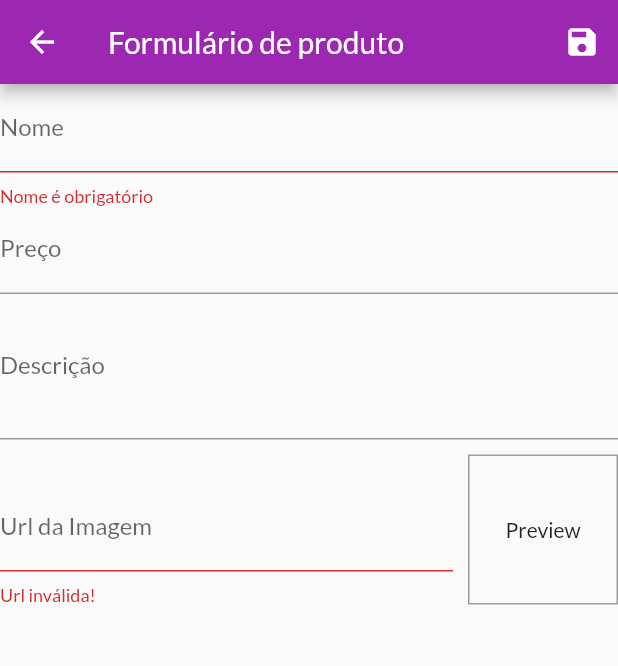
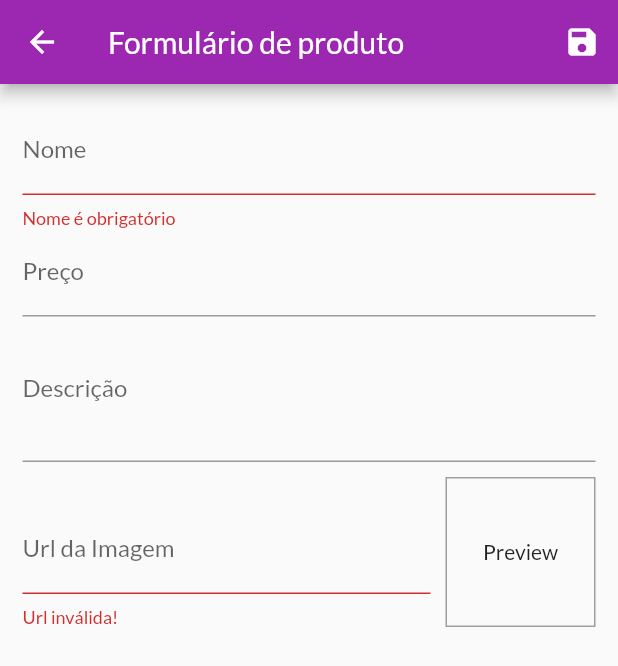
Before and after one commit to maurisones/shop, a Flutter app: the ProductFormPage screen opened by its route, after a tap on the "save" icon, on a phone screen of 412 x 824 dp. Shown: the top 666 px of the screen. Run offline on Flutter 3.47's test engine with Material 2 defaults, Android fonts, the phone set to English and light mode, and no system bars; network calls fail.

```diff
--- a/lib/components/product_item.dart
+++ b/lib/components/product_item.dart
@@ -48,13 +48,13 @@ class ProductItem extends StatelessWidget {
                         onPressed: () {
                           Navigator.of(context).pop(false);
                         },
-                        child: Text('Não'),
+                        child: const Text('Não'),
                       ),
                       TextButton(
                         onPressed: () {
                           Navigator.of(context).pop(true);
                         },
-                        child: Text('Sim'),
+                        child: const Text('Sim'),
                       ),
                     ],
                   ),
--- a/lib/pages/product_form_page.dart
+++ b/lib/pages/product_form_page.dart
@@ -20,7 +20,10 @@ class _ProductFormPageState extends State<ProductFormPage> {
   // globalkey associado ao formulário
   final _formKey = GlobalKey<FormState>();
 
-  final formData = Map<String, Object>();
+  // mapa usado para manter os dados dos campos do formulario
+  final _formData = Map<String, Object>();
+
+  bool _isLoading = false;
 
   // metodo associado com a submissão do formulário no botão save do appbar e no
   // onFieldSubmitted do campo imageUrl, quando o form for submetido, o método
@@ -35,37 +38,60 @@ class _ProductFormPageState extends State<ProductFormPage> {
 
     //print('submit');
     _formKey.currentState?.save();
-    print(formData.toString());
+    print(_formData.toString());
+
+    setState(() => _isLoading = true);
 
     // definido o id (novo ou edição)
-    bool hasId = formData.containsKey('id');
+    bool hasId = _formData.containsKey('id');
 
     Product product = Product(
-      id: hasId ? formData['id']!.toString() : Random().nextDouble().toString(),
-      name: formData['name'] as String,
-      description: formData['description'] as String,
-      price: formData['price'] as double,
-      imageUrl: formData['imageUrl'] as String,
+      id: hasId
+          ? _formData['id']!.toString()
+          : Random().nextDouble().toString(),
+      name: _formData['name'] as String,
+      description: _formData['description'] as String,
+      price: _formData['price'] as double,
+      imageUrl: _formData['imageUrl'] as String,
     );
 
-    Provider.of<ProductList>(context, listen: false).addProduct(product);
+    Provider.of<ProductList>(context, listen: false)
+        .addProduct(product)
+        .catchError((error) {
+      return showDialog<void>(
+        context: context,
+        builder: (context) => AlertDialog(
+          title: Text('Ocorreu um erro!'),
+          content: Text(error.toString()),
+          actions: [
+            TextButton(
+              onPressed: () => Navigator.of(context).pop(),
+              child: Text('OK'),
+            )
+          ],
+        ),
+      );
+    }).then((value) {
+      setState(() => _isLoading = false);
       Navigator.of(context).pop();
+    });
   }
 
   // para pegar o produto a ser editado, depende de setar o initialvalue de cada campo se
   // não utilizar controller
+  @override
   void didChangeDependencies() {
     super.didChangeDependencies();
-    if (formData.isEmpty) {
+    if (_formData.isEmpty) {
       final arg = ModalRoute.of(context)?.settings.arguments;
 
       if (arg != null) {
         final product = arg as Product;
-        formData['id'] = product.id;
-        formData['name'] = product.name;
-        formData['price'] = product.price;
-        formData['description'] = product.description;
-        formData['imageUrl'] = product.imageUrl;
+        _formData['id'] = product.id;
+        _formData['name'] = product.name;
+        _formData['price'] = product.price;
+        _formData['description'] = product.description;
+        _formData['imageUrl'] = product.imageUrl;
 
         _imageUrlController.text = product.imageUrl;
       }
@@ -91,16 +117,22 @@ class _ProductFormPageState extends State<ProductFormPage> {
         actions: [IconButton(onPressed: _submitForm, icon: Icon(Icons.save))],
       ),
       //drawer: AppDrawer(),
-      body: Form(
+      body: _isLoading
+          ? Center(
+              child: CircularProgressIndicator(),
+            )
+          : Padding(
+              padding: const EdgeInsets.all(15.0),
+              child: Form(
                 key: _formKey,
                 child: ListView(
                   children: [
                     TextFormField(
-              initialValue: formData['name']?.toString(),
+                      initialValue: _formData['name']?.toString(),
                       decoration: InputDecoration(labelText: 'Nome'),
                       textInputAction: TextInputAction.next,
                       onSaved: (name) {
-                formData['name'] = name ?? 'Não informado';
+                        _formData['name'] = name ?? 'Não informado';
                       },
                       validator: (_name) {
                         final name = _name ?? '';
@@ -117,22 +149,24 @@ class _ProductFormPageState extends State<ProductFormPage> {
                       },
                     ),
                     TextFormField(
-              initialValue: formData['price']?.toString(),
+                      initialValue: _formData['price']?.toString(),
                       decoration: InputDecoration(labelText: 'Preço'),
                       textInputAction: TextInputAction.next,
-              keyboardType: TextInputType.numberWithOptions(decimal: true),
+                      keyboardType:
+                          TextInputType.numberWithOptions(decimal: true),
                       onSaved: (price) {
-                formData['price'] = double.parse(price ?? '0');
+                        _formData['price'] = double.parse(price ?? '0');
                       },
                     ),
                     TextFormField(
-              initialValue: formData['description']?.toString(),
+                      initialValue: _formData['description']?.toString(),
                       decoration: InputDecoration(labelText: 'Descrição'),
                       //textInputAction: TextInputAction.next,
                       keyboardType: TextInputType.multiline,
                       maxLines: 3,
                       onSaved: (description) {
-                formData['description'] = description ?? 'Não informado';
+                        _formData['description'] =
+                            description ?? 'Não informado';
                       },
                     ),
                     Row(
@@ -141,13 +175,15 @@ class _ProductFormPageState extends State<ProductFormPage> {
                         Expanded(
                           child: TextFormField(
                             //initialValue: formData['imageUrl']?.toString(),
-                    decoration: InputDecoration(labelText: 'Url da Imagem'),
+                            decoration:
+                                InputDecoration(labelText: 'Url da Imagem'),
                             textInputAction: TextInputAction.done,
                             keyboardType: TextInputType.url,
                             controller: _imageUrlController,
                             onFieldSubmitted: (value) => _submitForm(),
                             onSaved: (imageUrl) {
-                      formData['imageUrl'] = imageUrl ?? 'Não informado';
+                              _formData['imageUrl'] =
+                                  imageUrl ?? 'Não informado';
                             },
                             validator: (_url) {
                               final String url = _url ?? '';
@@ -187,7 +223,8 @@ class _ProductFormPageState extends State<ProductFormPage> {
                           child: _imageUrlController.text.isEmpty
                               ? Text('Preview')
                               : FittedBox(
-                          child: Image.network(_imageUrlController.text),
+                                  child:
+                                      Image.network(_imageUrlController.text),
                                   fit: BoxFit.cover,
                                 ),
                         )
@@ -196,6 +233,7 @@ class _ProductFormPageState extends State<ProductFormPage> {
                   ],
                 ),
               ),
+            ),
     );
   }
 }
--- a/pubspec.yaml
+++ b/pubspec.yaml
@@ -33,6 +33,7 @@ dependencies:
     sdk: flutter
   provider: ^5.0.0
   intl: ^0.17.0
+  http: ^0.13.5
 
   # The following adds the Cupertino Icons font to your application.
   # Use with the CupertinoIcons class for iOS style icons.
```
Also changed, not shown: lib/models/product_list.dart (+43 -4 lines), pubspec.lock. Lines whose indentation alone changed are shown as unchanged.
